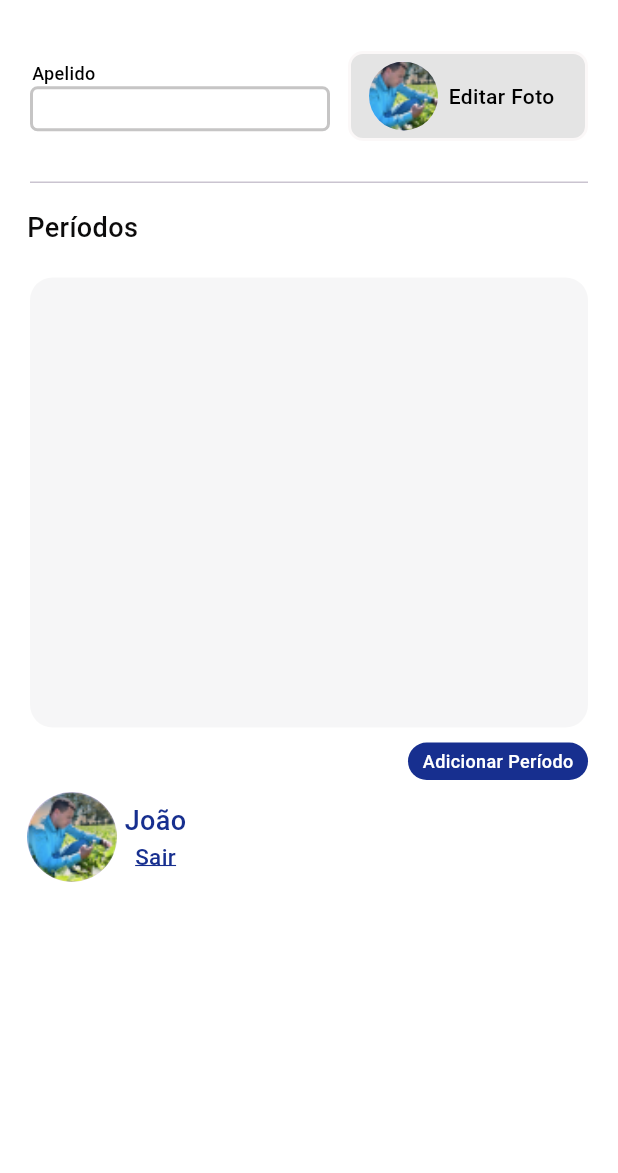
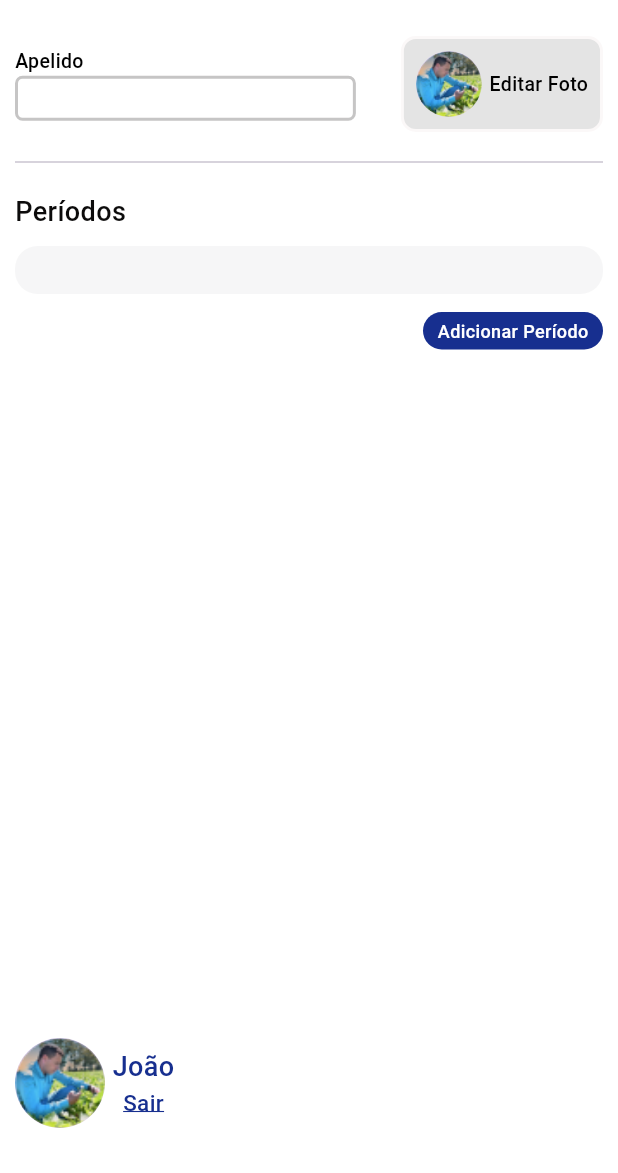
Before and after one commit to Augustob790/CRUD-Flutter, a Flutter app: the screen it shows after launch, on a phone screen of 412 x 824 dp, the part 63-1236 px from its top. Run offline on Flutter 3.47's test engine with Material 3 defaults, Android fonts, the phone set to English and light mode, and no system bars; our stand-ins replace sqflite, table_calendar; accounts and stored records are empty; Roboto replaces fonts that are missing (Manrope).

Commit message:
fix: small fixed

```diff
--- a/lib/presentation/pages/home_page.dart
+++ b/lib/presentation/pages/home_page.dart
@@ -32,6 +32,7 @@ class _NoteListScreenState extends State<NoteListScreen> {
   @override
   Widget build(BuildContext context) {
     return Scaffold(
+      resizeToAvoidBottomInset: false,
       backgroundColor: Colors.white,
       appBar: AppBar(
         backgroundColor: Colors.white,
@@ -44,48 +45,47 @@ class _NoteListScreenState extends State<NoteListScreen> {
         leading: IconButton(
           icon: Icon(Icons.arrow_back_ios),
           onPressed: () {},
-
         ),
       ),
-      body: SingleChildScrollView(
-        child: Padding(
+      body: Padding(
         padding: const EdgeInsets.all(10.0),
-          child: Consumer<HomePageController>(builder: (context, controller, child) {
-            return Column(
+        child: Column(
           children: [
-                Padding(
-                  padding: const EdgeInsets.all(10.0),
-                  child: Row(
+            Consumer<HomePageController>(
+                builder: (context, controller, child) {
+              return Expanded(
+                child: Column(
+                crossAxisAlignment: CrossAxisAlignment.start,
                   children: [
-                      Column(
+                    Row(
                       children: [
-                          Padding(
-                            padding: const EdgeInsets.only(right: 155.0),
-                            child: Manrope(
+                        Expanded(
+                          child: Column(
+                            crossAxisAlignment: CrossAxisAlignment.start,
+                            children: [
+                              Manrope(
                                 text: "Apelido",
                                 color: Colors.black,
                                 font: FontWeight.w500,
-                              size: 12,
-                            ),
+                                size: 13,
                               ),
                               Container(
                                 height: 30,
-                            width: 200,
                                 decoration: BoxDecoration(
                                   color: Colors.white,
                                   border: Border.all(
                                       color: Color.fromARGB(214, 187, 186, 186),
                                       width: 2),
-                              borderRadius:
-                                  const BorderRadius.all(Radius.circular(5)),
+                                  borderRadius: const BorderRadius.all(
+                                      Radius.circular(5)),
                                 ),
                               ),
                             ],
                           ),
-                      Spacer(),
+                        ),
                         Container(
-                        height: 60,
-                        width: 160,
+                          padding: EdgeInsets.all(8.0),
+                          margin: const EdgeInsets.only(left: 30),
                           decoration: BoxDecoration(
                             color: Color.fromARGB(117, 197, 197, 197),
                             border: Border.all(
@@ -96,61 +96,51 @@ class _NoteListScreenState extends State<NoteListScreen> {
                           ),
                           child: Row(
                             children: [
-                            Padding(
-                              padding: EdgeInsets.only(top: 5.0, bottom: 5.0, left: 5.0),
+                              SizedBox(
+                                height: 44,
+                                width: 44,
                                 child: CircleAvatar(
-                              radius: 30,
-                               backgroundImage: AssetImage(ImageConstant.imageNotFound),
+                                  backgroundImage:
+                                      AssetImage(ImageConstant.imageNotFound),
                                 ),
                               ),
+                              SizedBox(width: 5),
                               Manrope(
                                 text: "Editar Foto",
                                 color: Colors.black,
                                 font: FontWeight.w500,
-                              size: 14,
+                                size: 13,
                               ),
                             ],
                           ),
                         ),
                       ],
                     ),
-                ),
-                const Padding(
-                  padding: EdgeInsets.all(10.0),
-                  child: Divider(height: 15),
-                ),
-                Row(
-                  children: const [
-                    Padding(
-                      padding: EdgeInsets.only(left: 8.0, bottom: 10),
-                      child: Manrope(
+                    Divider(height: 40),
+                    Manrope(
                       text: "Períodos",
                       color: Color.fromARGB(255, 12, 11, 11),
                       font: FontWeight.w500,
                       size: 18,
                     ),
-                    ),
-                  ],
-                ),
-                Padding(
-                  padding: const EdgeInsets.all(10.0),
+                    Flexible(
                       child: Container(
-                  height: 300,
+                        margin: EdgeInsets.only(top: 10),
                         padding: EdgeInsets.all(10.0),
                         decoration: BoxDecoration(
                           color: Color.fromARGB(116, 236, 236, 237),
                           // border: Border.all(
                           //     color: Color.fromARGB(116, 236, 236, 237), width: 2),
-                      borderRadius: const BorderRadius.all(Radius.circular(15)),
+                          borderRadius:
+                              const BorderRadius.all(Radius.circular(15)),
                         ),
-                    child: ListView.builder(
+                        child: ListView.separated(
+                          padding: const EdgeInsets.fromLTRB(8, 2, 8, 10),
                           shrinkWrap: true,
                           itemCount: controller.notes.length,
                           itemBuilder: (context, index) {
                             final note = controller.notes[index];
-                        return Padding(
-                          padding: const EdgeInsets.fromLTRB(8, 2, 8, 10),
-                          child: Container(
+                            return Container(
                               height: 40,
                               decoration: BoxDecoration(
                                 color: Color.fromARGB(255, 255, 255, 255),
@@ -180,49 +170,75 @@ class _NoteListScreenState extends State<NoteListScreen> {
                                             },
                                             editar: () async {
                                               Navigator.pop(context);
-                                            controller.titleController.text = note.title;
-                                            controller.onSelectedCategory(note.category);
-                                            controller.dateFinal = DateTime.parse(note.dateFinal);
-                                            controller.dateInit = DateTime.parse(note.dataInit);
+                                              controller.titleController.text =
+                                                  note.title;
+                                              controller.onSelectedCategory(
+                                                  note.category);
+                                              controller.dateFinal =
+                                                  DateTime.parse(note.dateFinal);
+                                              controller.dateInit =
+                                                  DateTime.parse(note.dataInit);
                                               controller.meta1.text = note.meta1;
-                                            controller.meta2.text =  note.meta2;
+                                              controller.meta2.text = note.meta2;
                                               showDialog(
                                                   context: context,
-                                            builder: (context) => EditNewPeriod(
+                                                  builder: (context) =>
+                                                      EditNewPeriod(
                                                           controller: controller,
                                                           add: () async {
-                                              if (controller.titleController.text.isNotEmpty && controller.dropdownCategoryValue.isNotEmpty) {
-                                                await controller.update(Period(
+                                                            if (controller
+                                                                    .titleController
+                                                                    .text
+                                                                    .isNotEmpty &&
+                                                                controller
+                                                                    .dropdownCategoryValue
+                                                                    .isNotEmpty) {
+                                                              await controller
+                                                                  .update(Period(
                                                                 id: note.id,
-                                                  title: controller.titleController.text,
-                                                  category: controller.dropdownCategoryValue,
-                                                  dataInit:  controller.dateInit.toIso8601String(),
-                                                  dateFinal: controller.dateFinal.toIso8601String(),
-                                                  meta1: controller.meta1.text,
-                                                  meta2: controller.meta2.text,
+                                                                title: controller
+                                                                    .titleController
+                                                                    .text,
+                                                                category: controller
+                                                                    .dropdownCategoryValue,
+                                                                dataInit: controller
+                                                                    .dateInit
+                                                                    .toIso8601String(),
+                                                                dateFinal: controller
+                                                                    .dateFinal
+                                                                    .toIso8601String(),
+                                                                meta1: controller
+                                                                    .meta1.text,
+                                                                meta2: controller
+                                                                    .meta2.text,
                                                               ));
                                                             }
-                                              controller.getAllNotes();
-                                              Navigator.pop(context);
+                                                            controller
+                                                                .getAllNotes();
+                                                            Navigator.pop(
+                                                                context);
                                                           }));
                                             },
                                           ));
                                 },
                                 child: ListTile(
                                   title: Padding(
-                                  padding: const EdgeInsets.only(bottom:15.0),
+                                    padding: const EdgeInsets.only(bottom: 15.0),
                                     child: Row(
-                                    mainAxisAlignment: MainAxisAlignment.spaceBetween,
+                                      mainAxisAlignment:
+                                          MainAxisAlignment.spaceBetween,
                                       children: [
                                         Manrope(
                                           text: note.title,
-                                        color:const Color.fromARGB(255, 12, 11, 11),
+                                          color: const Color.fromARGB(
+                                              255, 12, 11, 11),
                                           font: FontWeight.w500,
                                           size: 16,
                                         ),
                                         Manrope(
-                                        text: "${Mask.formatDateForBR(note.dataInit)} a ${Mask.formatDateForBR(note.dateFinal)}",
-                                        color:const Color.fromARGB(255, 12, 11, 11),
+                                          text:"${Mask.formatDateForBR(note.dataInit)} a ${Mask.formatDateForBR(note.dateFinal)}",
+                                          color: const Color.fromARGB(
+                                              255, 12, 11, 11),
                                           font: FontWeight.w400,
                                           size: 12,
                                         ),
@@ -231,18 +247,18 @@ class _NoteListScreenState extends State<NoteListScreen> {
                                   ),
                                 ),
                               ),
-                          ),
                             );
+                          },
+                          separatorBuilder: (BuildContext context, int index) {
+                            return SizedBox(height: 10);
                           },
                         ),
                       ),
                     ),
-                Padding(
-                  padding: const EdgeInsets.only(right: 10.0),
-                  child: Row(
-                    mainAxisAlignment: MainAxisAlignment.end,
-                    children: [
-                      CustomButtonStandard(
+                    SizedBox(height: 12),
+                    Align(
+                      alignment: Alignment.centerRight,
+                      child: CustomButtonStandard(
                         height: 25,
                         width: 120,
                         onTap: () async {
@@ -254,12 +270,19 @@ class _NoteListScreenState extends State<NoteListScreen> {
                               builder: (context) => AddNewPeriod(
                                   controller: controller,
                                   add: () async {
-                                    if (controller.titleController.text.isNotEmpty && controller.dropdownCategoryValue.isNotEmpty) {
+                                    if (controller.titleController.text
+                                            .isNotEmpty &&
+                                        controller.dropdownCategoryValue
+                                            .isNotEmpty) {
                                       await controller.insert(Period(
-                                        title: controller.titleController.text,
-                                        category: controller.dropdownCategoryValue,
-                                        dataInit: controller.dateInit.toIso8601String(),
-                                        dateFinal: controller.dateFinal.toIso8601String(),
+                                        title:
+                                            controller.titleController.text,
+                                        category: controller
+                                            .dropdownCategoryValue,
+                                        dataInit: controller.dateInit
+                                            .toIso8601String(),
+                                        dateFinal: controller.dateFinal
+                                            .toIso8601String(),
                                         meta1: controller.meta1.text,
                                         meta2: controller.meta2.text,
                                       ));
@@ -273,19 +296,23 @@ class _NoteListScreenState extends State<NoteListScreen> {
                         size: 12.0,
                         isLoading: true,
                       ),
+                    ),
+                    SizedBox(height: 20),
                   ],
                 ),
+              );
+              },
             ),
             Padding(
-                  padding: const EdgeInsets.all(8.0),
+              padding: const EdgeInsets.only(bottom:20.0),
               child: Row(
-                    children:  [
+                children: [
                   CircleAvatar(
                     radius: 30,
                     backgroundImage: AssetImage(ImageConstant.imageNotFound),
                   ),
                   Padding(
-                        padding: const EdgeInsets.only(left:5.0),
+                    padding: const EdgeInsets.only(left: 5.0),
                     child: Column(
                       children: const [
                         Manrope(
@@ -308,8 +335,6 @@ class _NoteListScreenState extends State<NoteListScreen> {
               ),
             ),
           ],
-            );
-          }),
         ),
       ),
     );
```
Lines whose indentation alone changed are shown as unchanged.
